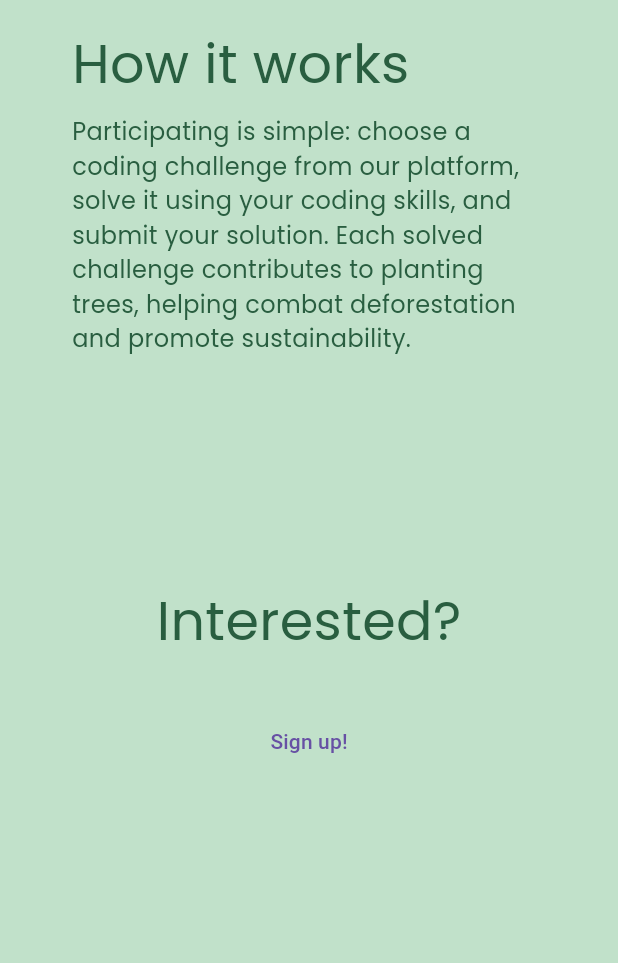
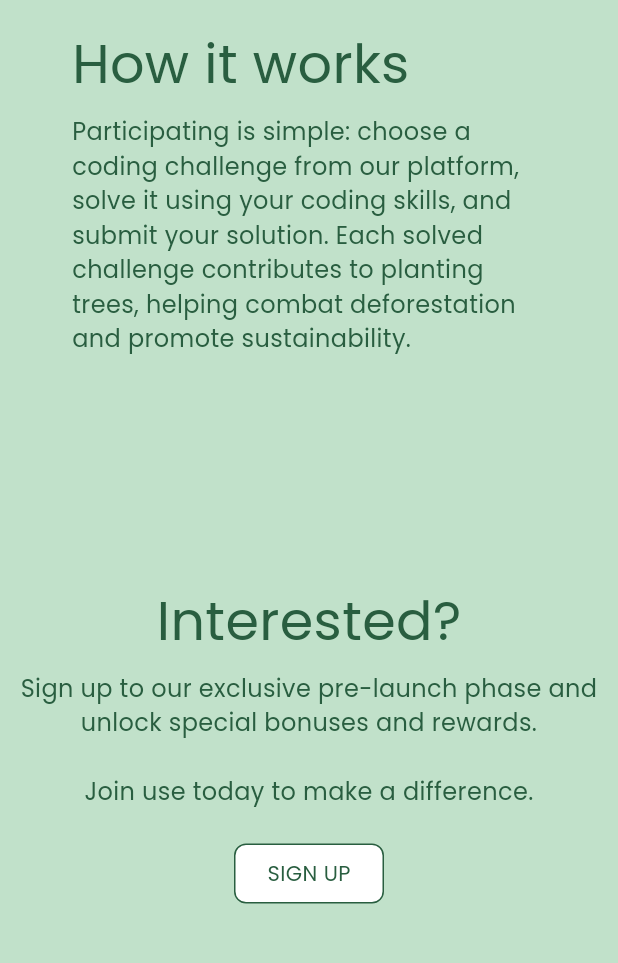
Before and after one commit to ashtondunderdale/semvera, a Flutter app: the screen it shows after launch, scrolled down 1152 dp, on a phone screen of 412 x 824 dp, the part 73-1036 px from its top. Run offline on Flutter 3.47's test engine with Material 3 defaults, Android fonts, the phone set to English and light mode, and no system bars; our stand-ins replace font_awesome_flutter, google_fonts.

Commit message:
added 'interested' text item

```diff
--- a/green/lib/globals.dart
+++ b/green/lib/globals.dart
@@ -25,3 +25,9 @@ Our mission is to empower environmental change through coding. Our platform offe
 String howItWorks = '''
 Participating is simple: choose a coding challenge from our platform, solve it using your coding skills, and submit your solution. Each solved challenge contributes to planting trees, helping combat deforestation and promote sustainability.
 ''';
+
+String interested = '''
+Sign up to our exclusive pre-launch phase and unlock special bonuses and rewards.
+
+Join use today to make a difference.
+''';
--- a/green/lib/widgets/landing_page/interested.dart
+++ b/green/lib/widgets/landing_page/interested.dart
@@ -9,7 +9,7 @@ class Interested extends StatelessWidget {
   @override
   Widget build(BuildContext context) {
     return SizedBox(
-      width: 600,
+      width: 480,
       child: Padding(
         padding: const EdgeInsets.only(top: 128),
         child: Column(
@@ -23,20 +23,38 @@ class Interested extends StatelessWidget {
               ),
             ),
             Padding(
-              padding: const EdgeInsets.only(right: 48, top: 8),
+              padding: const EdgeInsets.only(top: 8),
               child: Text(
-                "", // Add your text here
+                interested, // Add your text here
                 style: defaultTextStyle.copyWith(
                   color: primaryTextColour,
                   fontSize: 16,
                 ),
+                textAlign: TextAlign.center
               ),
             ),
-            TextButton(
-              onPressed: () {
+            InkWell(
+              onTap: () {
                 scrollController.animateTo(0, duration: const Duration(seconds: 1), curve: Curves.easeInOut);
               },
-              child: const Text("Sign up!"),
+              child: Container(
+                width: 100,
+                height: 40,
+                decoration: BoxDecoration(
+                  color: Colors.white,
+                  borderRadius: BorderRadius.circular(8),
+                  border: Border.all(color: primaryTextColour)
+                ),
+                child: Center(
+                  child: Text(
+                    'SIGN UP',
+                    style: defaultTextStyle.copyWith(
+                      color: primaryTextColour,
+                      fontSize: 14,
+                    ),
+                  ),
+                ),
+              ),
             )
           ],
         ),
```
